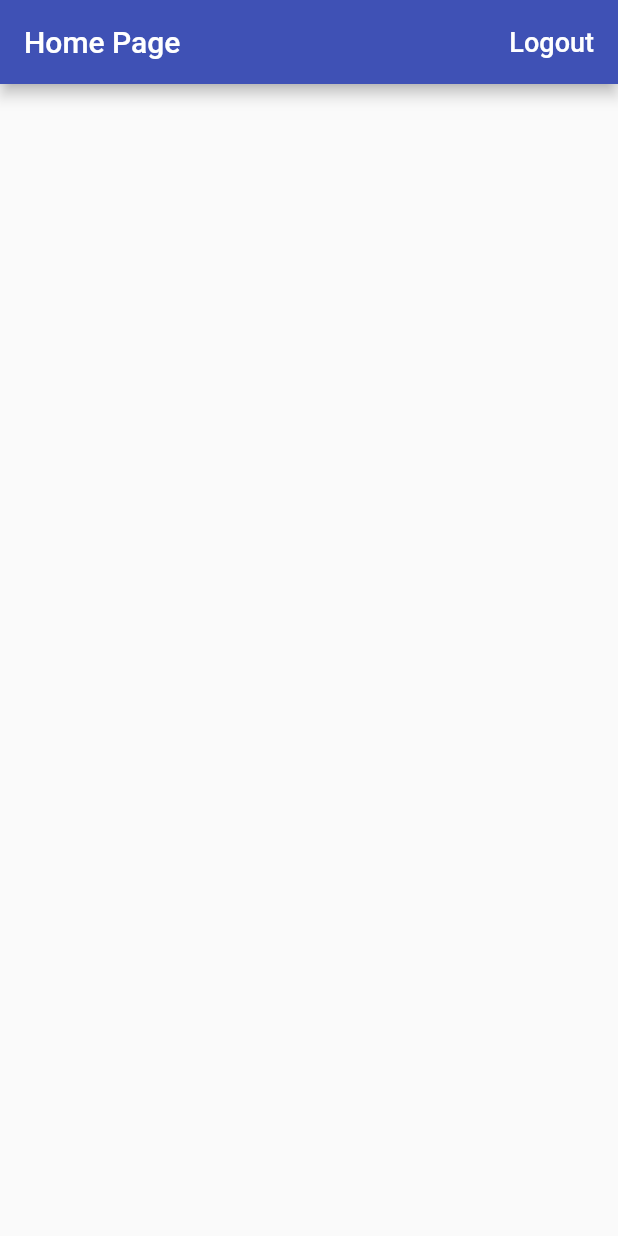
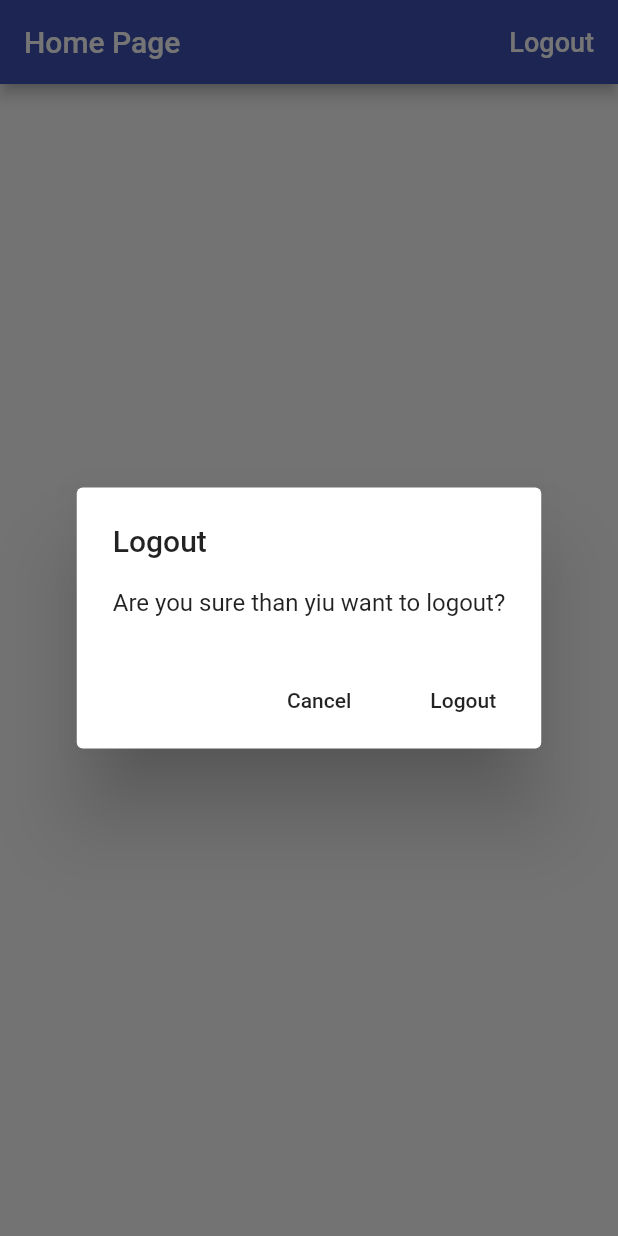
Before and after one commit to ZavbakGit/time_tracker_flutter_course, a Flutter app: the screen it shows once a user with an empty profile is signed in, after a tap on "Logout", on a phone screen of 412 x 824 dp. Run offline on Flutter 3.47's test engine with Material 2 defaults, Android fonts, the phone set to English and light mode, and no system bars; our stand-ins replace firebase_auth, firebase_core, google_sign_in; missing offline and left inert: flutter_login_facebook; accounts and stored records are empty.

Commit message:
add AlertDialog

```diff
--- a/lib/app/home_page.dart
+++ b/lib/app/home_page.dart
@@ -1,4 +1,5 @@
 import 'package:flutter/material.dart';
+import 'package:time_tracker_flutter_course/common_widgets/show_aller_dialog.dart';
 import 'package:time_tracker_flutter_course/services/auth.dart';
 
 class HomePage extends StatelessWidget {
@@ -14,6 +15,20 @@ class HomePage extends StatelessWidget {
     }
   }
 
+  Future<void> _confirmSignOut(BuildContext context) async {
+    final didRequestSignOut = await showAlertDialog(
+      context,
+      title: 'Logout',
+      content: 'Are you sure than yiu want to logout?',
+      defaultActionText: 'Logout',
+      cancelActionText: 'Cancel',
+    );
+
+    if (didRequestSignOut == true){
+      _signOut();
+    }
+  }
+
   @override
   Widget build(BuildContext context) {
     return Scaffold(
@@ -21,7 +36,7 @@ class HomePage extends StatelessWidget {
         title: Text('Home Page'),
         actions: <Widget>[
           FlatButton(
-            onPressed: _signOut,
+            onPressed: () => _confirmSignOut(context),
             child: Text(
               'Logout',
               style: TextStyle(fontSize: 18.0, color: Colors.white),
--- /dev/null
+++ b/lib/common_widgets/show_aller_dialog.dart
@@ -0,0 +1,53 @@
+import 'dart:io';
+
+import 'package:flutter/cupertino.dart';
+import 'package:flutter/material.dart';
+
+Future<bool> showAlertDialog(
+  BuildContext context, {
+  @required String title,
+  @required String content,
+  String cancelActionText,
+  @required String defaultActionText,
+}) {
+  if (!Platform.isIOS) {
+    return showDialog(
+      context: context,
+      //barrierDismissible: false, //if you tap
+      builder: (context) => AlertDialog(
+        title: Text(title),
+        content: Text(content),
+        actions: <Widget>[
+          if (cancelActionText != null)
+            FlatButton(
+              onPressed: () => Navigator.of(context).pop(false),
+              child: Text(cancelActionText),
+            ),
+          FlatButton(
+            onPressed: () => Navigator.of(context).pop(true),
+            child: Text(defaultActionText),
+          ),
+        ],
+      ),
+    );
+  }
+
+  return showCupertinoDialog(
+    context: context,
+    builder: (context) => CupertinoAlertDialog(
+      title: Text(title),
+      content: Text(content),
+      actions: <Widget>[
+        if (cancelActionText != null)
+          CupertinoDialogAction(
+            onPressed: () => Navigator.of(context).pop(false),
+            child: Text(cancelActionText),
+          ),
+        CupertinoDialogAction(
+          onPressed: () => Navigator.of(context).pop(true),
+          child: Text(defaultActionText),
+        ),
+      ],
+    ),
+  );
+}
```
Also changed, not shown: lib/app/sign_in/email_sign_in_form.dart (+11 -1 lines).
